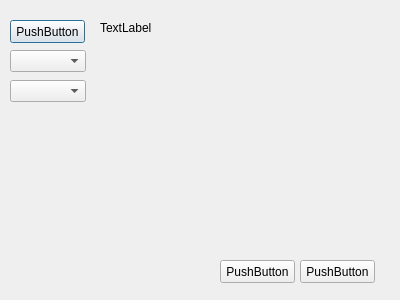
This is TP.ui in blissin/window_git as Qt 5 draws it before an edit. The edited form follows.
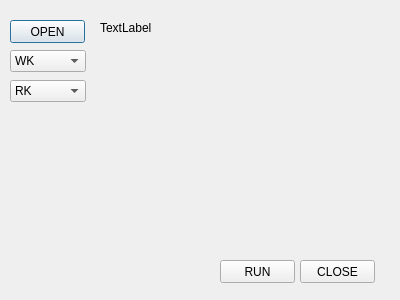
This is the edited form.

Diff of the .ui file:
```diff
--- a/TP.ui
+++ b/TP.ui
@@ -36,28 +36,63 @@
     </rect>
    </property>
    <property name="text">
-    <string>PushButton</string>
+    <string>OPEN</string>
    </property>
   </widget>
   <widget class="QComboBox" name="comboBox_wk">
    <property name="geometry">
     <rect>
      <x>10</x>
-     <y>80</y>
-     <width>76</width>
-     <height>22</height>
-    </rect>
-   </property>
-  </widget>
-  <widget class="QComboBox" name="comboBox_rk">
-   <property name="geometry">
-    <rect>
-     <x>10</x>
      <y>50</y>
      <width>76</width>
      <height>22</height>
     </rect>
    </property>
+   <item>
+    <property name="text">
+     <string>WK</string>
+    </property>
+   </item>
+   <item>
+    <property name="text">
+     <string>1023, 1023</string>
+    </property>
+   </item>
+   <item>
+    <property name="text">
+     <string>959,511</string>
+    </property>
+   </item>
+  </widget>
+  <widget class="QComboBox" name="comboBox_rk">
+   <property name="geometry">
+    <rect>
+     <x>10</x>
+     <y>80</y>
+     <width>76</width>
+     <height>22</height>
+    </rect>
+   </property>
+   <item>
+    <property name="text">
+     <string>RK</string>
+    </property>
+   </item>
+   <item>
+    <property name="text">
+     <string>1023,1023</string>
+    </property>
+   </item>
+   <item>
+    <property name="text">
+     <string>959,511</string>
+    </property>
+   </item>
+   <item>
+    <property name="text">
+     <string>새 항목</string>
+    </property>
+   </item>
   </widget>
   <widget class="QPushButton" name="pushButton_run">
    <property name="geometry">
@@ -69,7 +104,7 @@
     </rect>
    </property>
    <property name="text">
-    <string>PushButton</string>
+    <string>RUN</string>
    </property>
   </widget>
   <widget class="QPushButton" name="pushButton_exit">
@@ -82,7 +117,7 @@
     </rect>
    </property>
    <property name="text">
-    <string>PushButton</string>
+    <string>CLOSE</string>
    </property>
   </widget>
  </widget>
```
